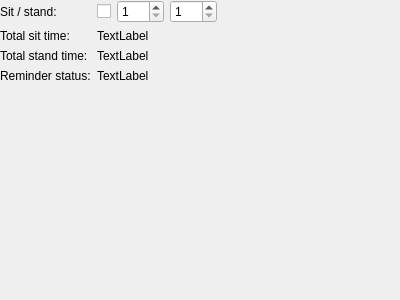
This is src/linakdeskapp/ui/app_settings_widget.ui in anetczuk/LinakDeskApp as Qt 5 draws it before an edit. The edited form follows.
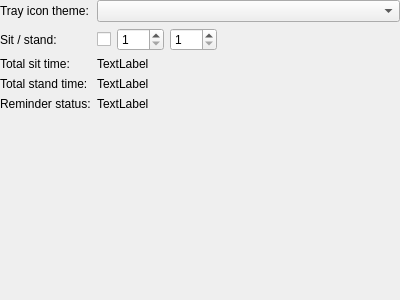
This is the edited form. Custom widgets are drawn as their Qt base class.

Commit message: Configure tray icon theme

The edit to the form file:
```diff
--- a/src/linakdeskapp/ui/app_settings_widget.ui
+++ b/src/linakdeskapp/ui/app_settings_widget.ui
@@ -29,14 +29,14 @@
    <property name="bottomMargin">
     <number>0</number>
    </property>
-   <item row="0" column="0">
+   <item row="1" column="0">
     <widget class="QLabel" name="reminderText">
      <property name="text">
       <string>Sit / stand:</string>
      </property>
     </widget>
    </item>
-   <item row="0" column="1">
+   <item row="1" column="1">
     <layout class="QHBoxLayout" name="horizontalLayout">
      <item>
       <widget class="QCheckBox" name="enabledRemCB">
@@ -83,14 +83,14 @@
      </item>
     </layout>
    </item>
-   <item row="3" column="0">
+   <item row="4" column="0">
     <widget class="QLabel" name="reminderStatusText">
      <property name="text">
       <string>Reminder status:</string>
      </property>
     </widget>
    </item>
-   <item row="3" column="1">
+   <item row="4" column="1">
     <widget class="QLabel" name="remStatusLabel">
      <property name="text">
       <string>TextLabel</string>
@@ -100,34 +100,44 @@
    <item row="4" column="0" colspan="2">
     <widget class="PositionChartWidget" name="positionChartWidget" native="true"/>
    </item>
-   <item row="1" column="0">
+   <item row="2" column="0">
     <widget class="QLabel" name="totalSitText">
      <property name="text">
       <string>Total sit time:</string>
      </property>
     </widget>
    </item>
-   <item row="2" column="0">
+   <item row="3" column="0">
     <widget class="QLabel" name="totalStandText">
      <property name="text">
       <string>Total stand time:</string>
      </property>
     </widget>
    </item>
-   <item row="1" column="1">
-    <widget class="QLabel" name="totalSitLabel">
-     <property name="text">
-      <string>TextLabel</string>
-     </property>
-    </widget>
-   </item>
    <item row="2" column="1">
+    <widget class="QLabel" name="totalSitLabel">
+     <property name="text">
+      <string>TextLabel</string>
+     </property>
+    </widget>
+   </item>
+   <item row="3" column="1">
     <widget class="QLabel" name="totalStandLabel">
      <property name="text">
       <string>TextLabel</string>
      </property>
     </widget>
    </item>
+   <item row="0" column="0">
+    <widget class="QLabel" name="trayThemeText">
+     <property name="text">
+      <string>Tray icon theme:</string>
+     </property>
+    </widget>
+   </item>
+   <item row="0" column="1">
+    <widget class="QComboBox" name="trayThemeCB"/>
+   </item>
   </layout>
  </widget>
  <customwidgets>
```
Left out of the diff: 2 changed lines with no effect on the pictures. The commit also changes 3 other files.
